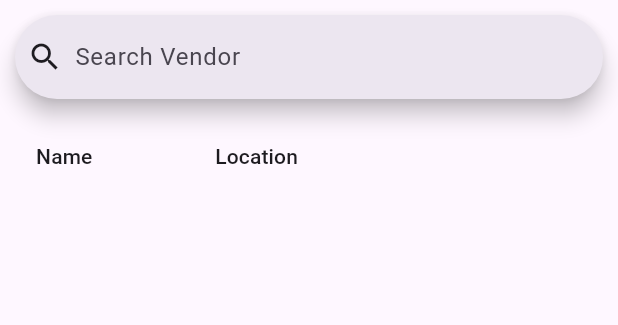
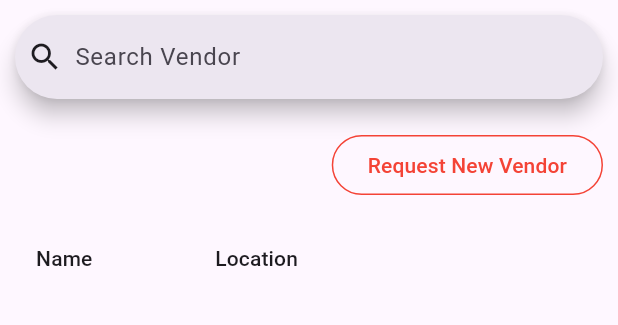
Before and after one commit to nishaalnaseer/Guhdhaaru, a Flutter app: the VendorsPage screen opened by its route, on a phone screen of 412 x 824 dp, the part 84-409 px from its top. Run offline on Flutter 3.47's test engine with Material 3 defaults, Android fonts, the phone set to English and light mode, and no system bars; our stand-ins replace file_picker, flutter_secure_storage, go_router, logger; accounts and stored records are empty; network calls fail.

Commit message:
finished feature to request vendors

```diff
--- a/guhdaaru_frontend/lib/structs/structs.dart
+++ b/guhdaaru_frontend/lib/structs/structs.dart
@@ -19,7 +19,7 @@ class DrawerStruct {
 
 class Settings {
   static String server = "https://api.guhdhaaru.nishawl.dev";
-  static String imageServer = "http://127.0.0.1:10000";
+  static String imageServer = "https://images.guhdhaaru.nishawl.dev";
   static Map<String, String> headers = {
     "accept": "application/json",
     "Content-Type": "application/json",
--- a/guhdaaru_frontend/lib/structs/vendor.dart
+++ b/guhdaaru_frontend/lib/structs/vendor.dart
@@ -6,6 +6,7 @@ class Vendor{
   String email;
   String location;
   String status;
+  int superAdmin;
 
   Vendor({
     required this.id,
@@ -13,6 +14,7 @@ class Vendor{
     required this.email,
     required this.location,
     required this.status,
+    required this.superAdmin,
   });
 
   factory Vendor.fromJson(Map<String, dynamic> json) {
@@ -21,7 +23,8 @@ class Vendor{
       name: json["name"],
       email: json["email"],
       location: json["location"],
-      status: json["status"]
+      status: json["status"],
+      superAdmin: json["super_admin"],
     );
   }
 
@@ -32,6 +35,7 @@ class Vendor{
       "email": email,
       "location": location,
       "status": status,
+      "super_admin": superAdmin,
     };
   }
 }
--- a/guhdaaru_frontend/lib/views/users/register.dart
+++ b/guhdaaru_frontend/lib/views/users/register.dart
@@ -50,7 +50,7 @@ class _RegisterPopupState extends State<RegisterPopup> {
         builder: (BuildContext context) {
           return AlertDialog(
             title: const Text(
-                'Failed, an email will be sent to you for verification.'
+                'Failed.'
             ),
 
             content: Text(response.body),
--- a/guhdaaru_frontend/lib/views/vendors/vendors.dart
+++ b/guhdaaru_frontend/lib/views/vendors/vendors.dart
@@ -2,6 +2,7 @@ import "dart:convert";
 
 import "package:flutter/material.dart";
 import "package:guhdaaru_frontend/structs/structs.dart";
+import "package:guhdaaru_frontend/views/vendors/request_vendor.dart";
 import "package:guhdaaru_frontend/views/vendors/vendor.dart";
 import "package:guhdaaru_frontend/views/vendors/vendor_listings.dart";
 import "package:http/http.dart";
@@ -104,6 +105,39 @@ class _VendorsPageState extends State<VendorsPage> {
           ),
 
           SizedBox(
+            width: MediaQuery.sizeOf(context).width,
+            child: Container(
+              padding: EdgeInsets.all(10),
+              alignment: Alignment.topRight,
+              child: OutlinedButton(
+                  style: OutlinedButton.styleFrom(
+                    side: const BorderSide(
+                        width: 1.0,
+                        color: Colors.red
+                    ),
+                  ),
+                  onPressed: () {
+                    showDialog(
+                      context: context,
+                      builder: (BuildContext context) {
+                        return RequestVendorPopUp(
+                          existingVendors: vendors,
+                          updateCallback: update,
+                        ); // Show the register popup
+                      },
+                    );
+                  },
+                  child: const Text(
+                      "Request New Vendor",
+                    style: TextStyle(
+                      color: Colors.red
+                    ),
+                  )
+              ),
+            ),
+          ),
+
+          SizedBox(
             height: MediaQuery.sizeOf(context).height - 250,
             width: MediaQuery.sizeOf(context).width,
             child: DataTable(
@@ -130,7 +164,12 @@ class _VendorsPageState extends State<VendorsPage> {
                           },
                         );
                       },
-                      child: const Text("View Details"),
+                      child: const Text(
+                          "View Details",
+                        style: TextStyle(
+                            color: Colors.red
+                        ),
+                      ),
                     )
                   ),
                   DataCell(
@@ -145,7 +184,12 @@ class _VendorsPageState extends State<VendorsPage> {
                           },
                         );
                       },
-                      child: const Text("View Listings"),
+                      child: const Text(
+                          "View Listings",
+                        style: TextStyle(
+                            color: Colors.red
+                        ),
+                      ),
                     )
                   ),
                 ]
```
Also changed, not shown: guhdaaru_frontend/lib/views/items/item_type_page.dart (+5 -8 lines), guhdaaru_frontend/lib/views/vendors/request_vendor.dart (added, +164 -0 lines).
